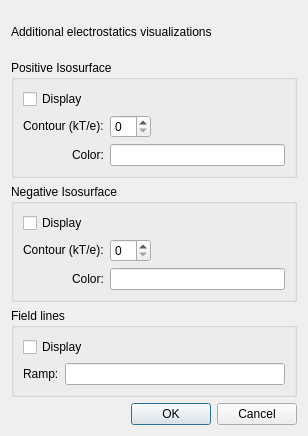
tsj5/APBS_Qt_plugin, file APBS_Qt_plugin/ui/other_viz_dialog.ui: the form before one commit.
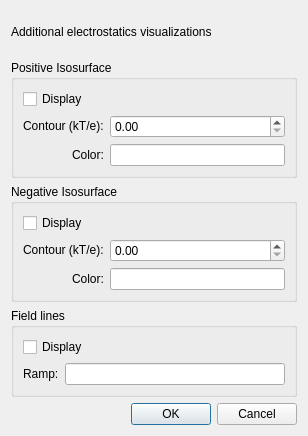
The form after the commit.

Commit message: DoubleSpinBoxes for float variables

```diff
--- a/APBS_Qt_plugin/ui/other_viz_dialog.ui
+++ b/APBS_Qt_plugin/ui/other_viz_dialog.ui
@@ -50,9 +50,6 @@
             </property>
            </widget>
           </item>
-          <item row="1" column="1" alignment="Qt::AlignLeft|Qt::AlignVCenter">
-           <widget class="QSpinBox" name="pos_iso_level_spinBox"/>
-          </item>
           <item row="0" column="0" colspan="2">
            <widget class="QCheckBox" name="pos_iso_checkBox">
             <property name="text">
@@ -76,6 +73,9 @@
           <item row="2" column="1" alignment="Qt::AlignVCenter">
            <widget class="QLineEdit" name="pos_iso_color_lineEdit"/>
           </item>
+          <item row="1" column="1">
+           <widget class="QDoubleSpinBox" name="pos_iso_doubleSpinBox"/>
+          </item>
          </layout>
         </item>
        </layout>
@@ -102,9 +102,6 @@
             </property>
            </widget>
           </item>
-          <item row="1" column="1" alignment="Qt::AlignLeft|Qt::AlignVCenter">
-           <widget class="QSpinBox" name="neg_iso_level_spinBox"/>
-          </item>
           <item row="2" column="0" alignment="Qt::AlignRight|Qt::AlignVCenter">
            <widget class="QLabel" name="label_4">
             <property name="text">
@@ -128,6 +125,9 @@
             </property>
            </widget>
           </item>
+          <item row="1" column="1">
+           <widget class="QDoubleSpinBox" name="neg_iso_doubleSpinBox"/>
+          </item>
          </layout>
         </item>
        </layout>
```
Left out of the diff: 4 changed lines with no effect on the pictures. The commit also changes 11 other files.
